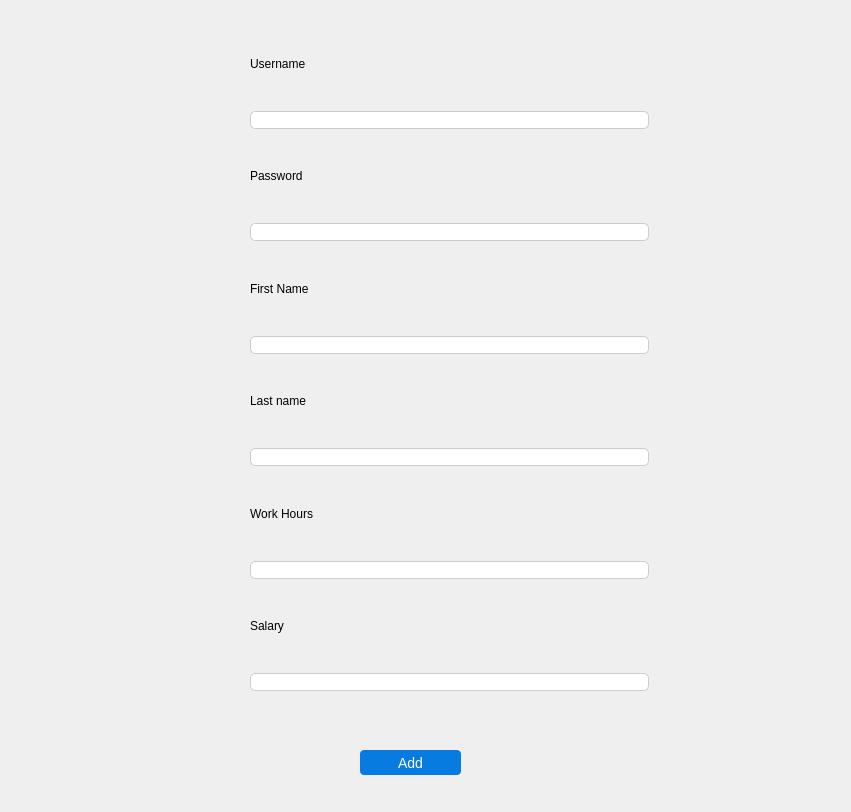
Above: ui/TravelAgentRegister.ui from Dimalko/telo2 before the change. Below: the same form after it.
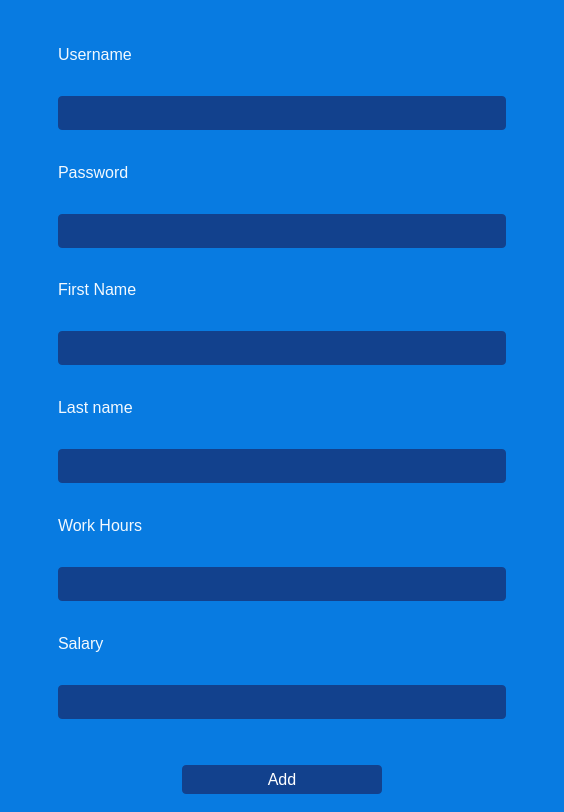
That is the form after the change.

The edit to the form file:
```diff
--- a/ui/TravelAgentRegister.ui
+++ b/ui/TravelAgentRegister.ui
@@ -6,24 +6,53 @@
    <rect>
     <x>0</x>
     <y>0</y>
-    <width>851</width>
+    <width>564</width>
     <height>812</height>
    </rect>
   </property>
+  <property name="minimumSize">
+   <size>
+    <width>564</width>
+    <height>812</height>
+   </size>
+  </property>
+  <property name="maximumSize">
+   <size>
+    <width>564</width>
+    <height>812</height>
+   </size>
+  </property>
   <property name="windowTitle">
    <string>Travel Agents</string>
   </property>
   <property name="styleSheet">
    <string notr="true">QWidget{
-font: 57 8pt &quot;Yu Gothic Medium&quot;;
+background-color: rgb(8, 123, 225);
+}
+
+
+QLabel{
+color:rgb(243, 249, 254);
+font-size:16px;
+padding-bottom: 0px;
+}
+
+QLineEdit{
+background-color: rgb(18, 65, 141);
+border: none; 
+border-radius: 4px; 
+padding: 8px;
+color:rgb(243, 249, 254);
+font-size:14px;
 }
 
 QPushButton{
 color:#fff;
 border: 0px;
-font-size: 14px;
+font-size: 16px;
 padding: 5px;
-background-color: rgb(8, 123, 225);
+background-color: rgb(18, 65, 141);
+border-radius:4px;
 }
 
 QPushButton:hover{
@@ -31,213 +60,168 @@
 }</string>
   </property>
   <widget class="QWidget" name="centralwidget">
+   <layout class="QGridLayout" name="gridLayout">
+    <item row="0" column="0">
+     <spacer name="horizontalSpacer">
+      <property name="orientation">
+       <enum>Qt::Horizontal</enum>
+      </property>
+      <property name="sizeType">
+       <enum>QSizePolicy::Minimum</enum>
+      </property>
+      <property name="sizeHint" stdset="0">
+       <size>
+        <width>40</width>
+        <height>20</height>
+       </size>
+      </property>
+     </spacer>
+    </item>
+    <item row="0" column="2">
+     <spacer name="horizontalSpacer_2">
+      <property name="orientation">
+       <enum>Qt::Horizontal</enum>
+      </property>
+      <property name="sizeType">
+       <enum>QSizePolicy::Minimum</enum>
+      </property>
+      <property name="sizeHint" stdset="0">
+       <size>
+        <width>40</width>
+        <height>20</height>
+       </size>
+      </property>
+     </spacer>
+    </item>
+    <item row="0" column="1">
    <widget class="QWidget" name="widget" native="true">
-    <property name="geometry">
-     <rect>
-      <x>150</x>
-      <y>30</y>
-      <width>581</width>
-      <height>711</height>
-     </rect>
-    </property>
     <property name="styleSheet">
-     <string notr="true">QWidget{
-font: 57 8pt &quot;Yu Gothic Medium&quot;;
-}
-
-QPushButton{
-color:#fff;
-border: 0px;
-font-size: 14px;
-padding: 5px;
-background-color: rgb(8, 123, 225);
-}
-
-QPushButton:hover{
-background-color: rgb(47, 142, 228);
-}</string>
-    </property>
-    <widget class="QLabel" name="LastNameLabel">
-     <property name="geometry">
-      <rect>
-       <x>100</x>
-       <y>330</y>
-       <width>399</width>
-       <height>82</height>
-      </rect>
-     </property>
+       <string notr="true"/>
+      </property>
+      <layout class="QVBoxLayout" name="verticalLayout">
+       <item>
+        <widget class="QLabel" name="usernameLabel">
      <property name="text">
-      <string>Last name</string>
-     </property>
-    </widget>
-    <widget class="QLineEdit" name="Work_HoursInput">
-     <property name="geometry">
-      <rect>
-       <x>100</x>
-       <y>531</y>
-       <width>399</width>
-       <height>18</height>
-      </rect>
-     </property>
+          <string>Username</string>
+         </property>
+        </widget>
+       </item>
+       <item>
+        <widget class="QLineEdit" name="usernameInput">
+         <property name="styleSheet">
+          <string notr="true"/>
+         </property>
+        </widget>
+       </item>
+       <item>
+        <widget class="QLabel" name="passwordLabel">
+         <property name="text">
+          <string>Password</string>
+         </property>
+        </widget>
+       </item>
+       <item>
+        <widget class="QLineEdit" name="passwordInput">
      <property name="styleSheet">
-      <string notr="true">
-    border: 1px solid #cccccc; /* Border color and width */
-    border-radius: 5px; /* Border radius */</string>
-     </property>
-    </widget>
+          <string notr="true"/>
+         </property>
+        </widget>
+       </item>
+       <item>
     <widget class="QLabel" name="FirstNameLabel">
-     <property name="geometry">
-      <rect>
-       <x>100</x>
-       <y>217</y>
-       <width>399</width>
-       <height>83</height>
-      </rect>
-     </property>
      <property name="text">
       <string>First Name</string>
      </property>
     </widget>
+       </item>
+       <item>
+        <widget class="QLineEdit" name="FirstNameInput">
+         <property name="styleSheet">
+          <string notr="true"/>
+         </property>
+        </widget>
+       </item>
+       <item>
+        <widget class="QLabel" name="LastNameLabel">
+         <property name="text">
+          <string>Last name</string>
+         </property>
+        </widget>
+       </item>
+       <item>
     <widget class="QLineEdit" name="LastNameInput">
-     <property name="geometry">
-      <rect>
-       <x>100</x>
-       <y>418</y>
-       <width>399</width>
-       <height>18</height>
-      </rect>
-     </property>
      <property name="styleSheet">
-      <string notr="true">
-    border: 1px solid #cccccc; /* Border color and width */
-    border-radius: 5px; /* Border radius */</string>
-     </property>
-    </widget>
+          <string notr="true"/>
+         </property>
+        </widget>
+       </item>
+       <item>
     <widget class="QLabel" name="Work_HoursLabel">
-     <property name="geometry">
-      <rect>
-       <x>100</x>
-       <y>442</y>
-       <width>399</width>
-       <height>83</height>
-      </rect>
+         <property name="styleSheet">
+          <string notr="true"/>
      </property>
      <property name="text">
       <string>Work Hours</string>
      </property>
     </widget>
+       </item>
+       <item>
+        <widget class="QLineEdit" name="Work_HoursInput">
+         <property name="styleSheet">
+          <string notr="true"/>
+         </property>
+        </widget>
+       </item>
+       <item>
     <widget class="QLabel" name="SalaryLabel">
-     <property name="geometry">
-      <rect>
-       <x>100</x>
-       <y>555</y>
-       <width>399</width>
-       <height>82</height>
-      </rect>
-     </property>
      <property name="text">
       <string>Salary</string>
      </property>
     </widget>
-    <widget class="QLabel" name="passwordLabel">
-     <property name="geometry">
-      <rect>
-       <x>100</x>
-       <y>105</y>
-       <width>399</width>
-       <height>82</height>
-      </rect>
-     </property>
-     <property name="text">
-      <string>Password</string>
-     </property>
-    </widget>
-    <widget class="QLineEdit" name="usernameInput">
-     <property name="geometry">
-      <rect>
-       <x>100</x>
-       <y>81</y>
-       <width>399</width>
-       <height>18</height>
-      </rect>
-     </property>
-     <property name="styleSheet">
-      <string notr="true">
-    border: 1px solid #cccccc; /* Border color and width */
-    border-radius: 5px; /* Border radius */</string>
-     </property>
-    </widget>
+       </item>
+       <item>
     <widget class="QLineEdit" name="SalaryInput">
-     <property name="geometry">
-      <rect>
-       <x>100</x>
-       <y>643</y>
-       <width>399</width>
-       <height>18</height>
-      </rect>
-     </property>
      <property name="styleSheet">
-      <string notr="true">
-    border: 1px solid #cccccc; /* Border color and width */
-    border-radius: 5px; /* Border radius */</string>
-     </property>
-    </widget>
-    <widget class="QLineEdit" name="FirstNameInput">
-     <property name="geometry">
-      <rect>
-       <x>100</x>
-       <y>306</y>
-       <width>399</width>
-       <height>18</height>
-      </rect>
-     </property>
-     <property name="styleSheet">
-      <string notr="true">
-    border: 1px solid #cccccc; /* Border color and width */
-    border-radius: 5px; /* Border radius */</string>
-     </property>
-    </widget>
-    <widget class="QLabel" name="usernameLabel">
-     <property name="geometry">
-      <rect>
-       <x>100</x>
-       <y>-8</y>
-       <width>399</width>
-       <height>83</height>
-      </rect>
-     </property>
-     <property name="text">
-      <string>Username</string>
-     </property>
-    </widget>
-    <widget class="QLineEdit" name="passwordInput">
-     <property name="geometry">
-      <rect>
-       <x>100</x>
-       <y>193</y>
-       <width>399</width>
-       <height>18</height>
-      </rect>
-     </property>
-     <property name="styleSheet">
-      <string notr="true">
-    border: 1px solid #cccccc; /* Border color and width */
-    border-radius: 5px; /* Border radius */</string>
-     </property>
-    </widget>
-   </widget>
+          <string notr="true"/>
+         </property>
+        </widget>
+       </item>
+       <item>
+        <spacer name="verticalSpacer">
+         <property name="orientation">
+          <enum>Qt::Vertical</enum>
+         </property>
+         <property name="sizeType">
+          <enum>QSizePolicy::Minimum</enum>
+         </property>
+         <property name="sizeHint" stdset="0">
+          <size>
+           <width>20</width>
+           <height>40</height>
+          </size>
+         </property>
+        </spacer>
+       </item>
+       <item>
+        <layout class="QHBoxLayout" name="horizontalLayout">
+         <item>
+          <spacer name="horizontalSpacer_3">
+           <property name="orientation">
+            <enum>Qt::Horizontal</enum>
+           </property>
+           <property name="sizeHint" stdset="0">
+            <size>
+             <width>40</width>
+             <height>20</height>
+            </size>
+           </property>
+          </spacer>
+         </item>
+         <item>
    <widget class="QPushButton" name="add_Travel_Agent_button">
     <property name="enabled">
      <bool>true</bool>
     </property>
-    <property name="geometry">
-     <rect>
-      <x>360</x>
-      <y>750</y>
-      <width>101</width>
-      <height>25</height>
-     </rect>
-    </property>
     <property name="sizePolicy">
      <sizepolicy hsizetype="Minimum" vsizetype="Fixed">
       <horstretch>0</horstretch>
@@ -246,31 +230,46 @@
     </property>
     <property name="minimumSize">
      <size>
-      <width>0</width>
+             <width>200</width>
       <height>25</height>
      </size>
     </property>
+           <property name="maximumSize">
+            <size>
+             <width>200</width>
+             <height>16777215</height>
+            </size>
+           </property>
     <property name="cursor">
      <cursorShape>PointingHandCursor</cursorShape>
     </property>
     <property name="styleSheet">
-     <string notr="true">QPushButton{
-color:#fff;
-border: 0px;
-font-size: 14px;
-padding: 5px;
-background-color: rgb(8, 123, 225);
-border-radius: 4px;
-}
-
-QPushButton:hover{
-background-color: rgb(47, 142, 228);
-}</string>
+            <string notr="true"/>
     </property>
     <property name="text">
      <string>Add</string>
     </property>
    </widget>
+         </item>
+         <item>
+          <spacer name="horizontalSpacer_4">
+           <property name="orientation">
+            <enum>Qt::Horizontal</enum>
+           </property>
+           <property name="sizeHint" stdset="0">
+            <size>
+             <width>40</width>
+             <height>20</height>
+            </size>
+           </property>
+          </spacer>
+         </item>
+        </layout>
+       </item>
+      </layout>
+     </widget>
+    </item>
+   </layout>
   </widget>
  </widget>
  <resources/>
```
Lines whose indentation alone changed are shown as unchanged.
